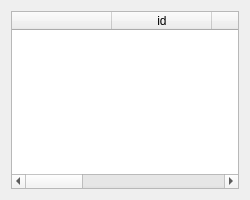
Before: the Qt Designer form vigir_ocs_template_manager/src/ui/template_manager_widget.ui in team-vigir/vigir_ocs_common, drawn with Qt 5.
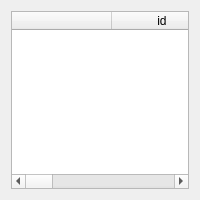
After: the same form once the commit is applied.

Diff of the .ui file:
```diff
--- a/vigir_ocs_template_manager/src/ui/template_manager_widget.ui
+++ b/vigir_ocs_template_manager/src/ui/template_manager_widget.ui
@@ -6,7 +6,7 @@
    <rect>
     <x>0</x>
     <y>0</y>
-    <width>250</width>
+    <width>200</width>
     <height>200</height>
    </rect>
   </property>
@@ -16,12 +16,6 @@
     <height>200</height>
    </size>
   </property>
-  <property name="maximumSize">
-   <size>
-    <width>250</width>
-    <height>200</height>
-   </size>
-  </property>
   <property name="windowTitle">
    <string>TemplateManagerWidget</string>
   </property>
@@ -39,7 +33,7 @@
        <widget class="QTableWidget" name="tableWidget">
         <column>
          <property name="text">
-          <string> </string>
+          <string/>
          </property>
         </column>
         <column>
```
